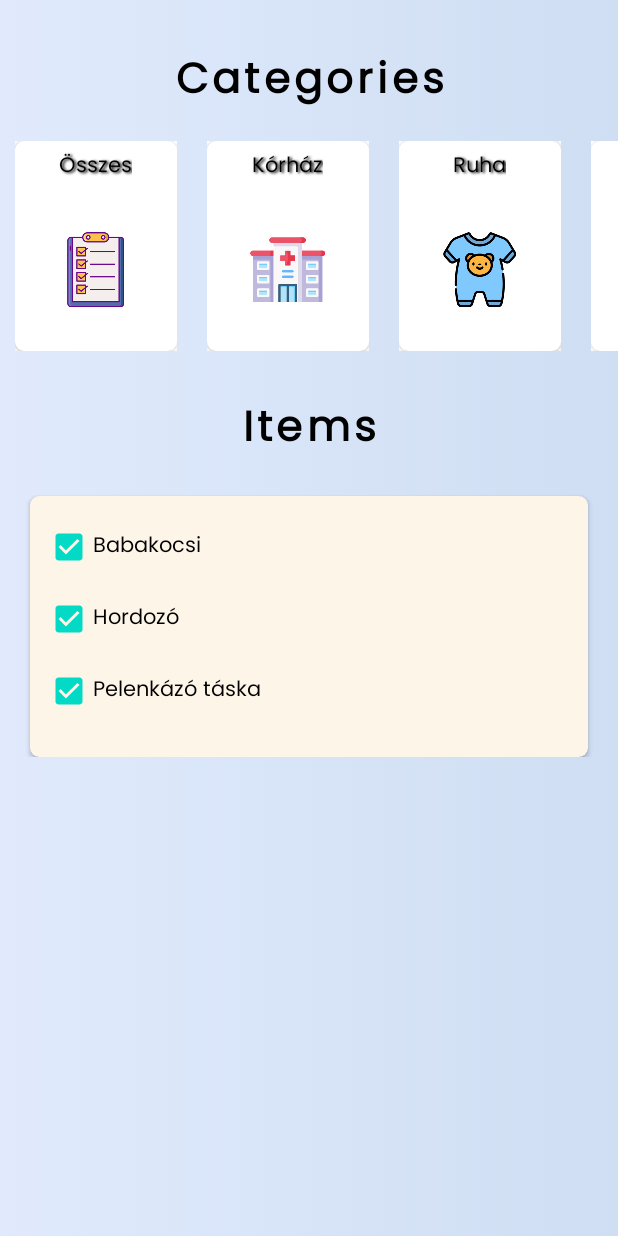
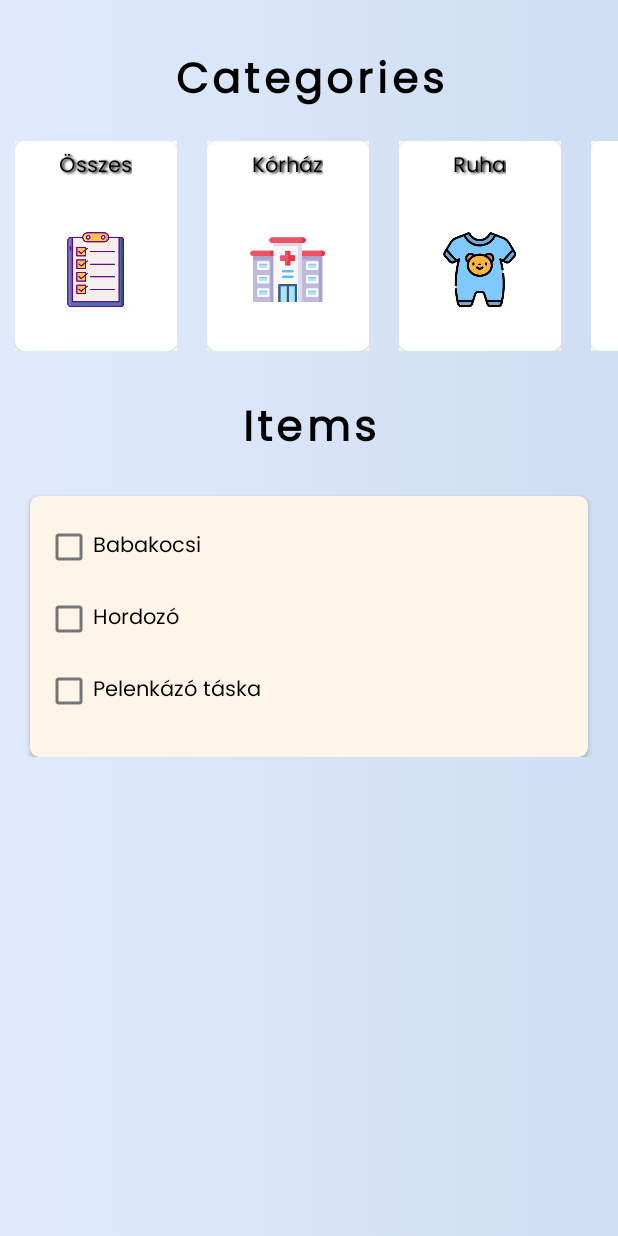
Before and after one commit to kaprinyakdev/Layette, an Android app: the screen it shows after launch (MainActivity), after a tap on "Utazás", on a phone screen of 412 x 824 dp. Run offline under Robolectric (Android 15) with nearby library versions, the phone set to English and light mode, and no system bars; 3 other taps on this screen came first.

Commit message:
update + categories

```diff
--- a/app/src/main/java/com/example/layette/Adapter/ItemListAdapter.java
+++ b/app/src/main/java/com/example/layette/Adapter/ItemListAdapter.java
@@ -49,10 +49,14 @@ public class ItemListAdapter extends RecyclerView.Adapter<ItemListAdapter.ItemLi
     @Override
     public void onBindViewHolder(@NonNull ItemListAdapter.ItemListHolder holder, int position) {
 
-        Log.i("qwe","qwe");
         ListItem listItem = listItemList.get(position);
-        //ListItem listItem1 = databaseHelper.getItem(listItem.getItemId());
-        holder.itemChecked.setChecked(!listItem.isItemChecked());
+        ListItem listItem2 = databaseHelper.getItem(listItem.getItemId());
+
+        Log.i("code",String.valueOf(holder.itemChecked.isChecked()));
+        //Log.i("db",String.valueOf(listItem2.isItemChecked()));
+
+        holder.itemChecked.setChecked(listItem.isItemChecked());
+
         holder.itemChecked.setText(listItem.getItemName());
 
         holder.itemChecked.setOnClickListener(view -> {
--- a/app/src/main/java/com/example/layette/MainActivity.java
+++ b/app/src/main/java/com/example/layette/MainActivity.java
@@ -13,6 +13,8 @@ import com.example.layette.Model.DefaultCategoryItemList;
 import com.example.layette.Model.DefaultItemList;
 import com.example.layette.Model.ListItem;
 import java.util.ArrayList;
+import java.util.Collections;
+import java.util.Comparator;
 import java.util.List;
 
 public class MainActivity extends AppCompatActivity {
@@ -22,7 +24,7 @@ public class MainActivity extends AppCompatActivity {
     LinearLayoutManager layoutManager;
     LinearLayoutManager layoutManager2;
     DatabaseHelper databaseHelper;
-    List<ListItem> adapter_sum, adapter_travel;
+    List<ListItem> listitem_travel, listitem_hospital, listitem_clothes;
 
 
     @Override
@@ -31,6 +33,8 @@ public class MainActivity extends AppCompatActivity {
         setContentView(R.layout.activity_main);
 
         databaseHelper = DatabaseHelper.getInstance(this);
+        //databaseHelper.addDefaultCategoryItems();
+        //databaseHelper.addDefaultItems();
 
         // KATEGÓRIA
             categoryItems = findViewById(R.id.category_list);
@@ -57,22 +61,79 @@ public class MainActivity extends AppCompatActivity {
         List<ListItem> defaultListItem = databaseHelper.getDefaultItems();
 
 
-        adapter_sum = new ArrayList<>();
-        adapter_travel = new ArrayList<>();
+        listitem_travel = new ArrayList<>();
+        listitem_hospital = new ArrayList<>();
+        listitem_clothes = new ArrayList<>();
 
         for (int i=0; i<defaultListItem.size(); i++){
             ListItem listItem = defaultListItem.get(i);
-            if (listItem.getCategoryName().equals("SUM")){
-                adapter_sum.add(listItem);
+            switch (listItem.getCategoryName()){
+                case "TRAVEL":
+                    listitem_travel.add(listItem);
+                    break;
+                case "HOSPITAL":
+                    listitem_hospital.add(listItem);
+                    break;
+                case "CLOTHES":
+                    listitem_clothes.add(listItem);
+                    break;
             }
-            if (listItem.getCategoryName().equals("TRAVEL")){
-                adapter_travel.add(listItem);
-            }
+
         }
 
-        //ItemListAdapter itemAdapter_sum = new ItemListAdapter(adapter_sum, null);
-        ItemListAdapter itemAdapter_travel = new ItemListAdapter(adapter_travel, null);
+        CategoryListAdapter categoryListAdapter = new CategoryListAdapter(categoryItemList, this);
 
+        categoryListAdapter.setOnItemClickListener(new CategoryListAdapter.OnItemClickListener() {
+
+            @Override
+            public void onItemClick(int position) {
+                //categoryItemList.get(position);
+
+                if (categoryItemList.get(position).getCategoryName().equals("Kórház")) {
+                    ItemListAdapter itemAdapter_hospital = new ItemListAdapter(listitem_hospital,null);
+                    listItems.setAdapter(itemAdapter_hospital);
+
+                } else if (categoryItemList.get(position).getCategoryName().equals("Utazás")){
+                    ItemListAdapter itemAdapter_travel = new ItemListAdapter(listitem_travel, null);
+                    /*itemAdapter_travel.setOnItemClickListener(new ItemListAdapter.OnItemClickListener() {
+                          @Override
+                          public void onItemClick(int position) {
+                              boolean isChecked = listitem_travel.get(position).isItemChecked();
+                              databaseHelper.updateItem(listitem_travel.get(position).getItemId(), isChecked);
+                              itemAdapter_travel.notifyDataSetChanged();
+                              Log.i("qwe", "qwe");
+                          }
+                      });*/
+                    listItems.setAdapter(itemAdapter_travel);
+
+                    /*List<ListItem> defaultListItem = databaseHelper.getDefaultItems();
+                    listitem_travel = new ArrayList<>();
+
+                    for (int i=0; i<defaultListItem.size(); i++){
+                        ListItem listItem = defaultListItem.get(i);
+                        if (listItem.getCategoryName().equals("TRAVEL")){
+                            listitem_travel.add(listItem);
+                        }
+                    }*/
+                } else if (categoryItemList.get(position).getCategoryName().equals("Ruha")){
+                    ItemListAdapter itemAdapter_clothes = new ItemListAdapter(listitem_clothes, null);
+                    listItems.setAdapter(itemAdapter_clothes);
+                }
+            }
+        });
+
+        categoryItems.setAdapter(categoryListAdapter);
+
+
+
+
+
+
+
+
+
+
+        //ItemListAdapter itemAdapter_travel = new ItemListAdapter(listitem_travel, null);
         /*itemAdapter_travel.setOnItemClickListener(new ItemListAdapter.OnItemClickListener() {
             @Override
             public void onItemClick(int position) {
@@ -96,43 +157,7 @@ public class MainActivity extends AppCompatActivity {
 
         });
 
-        CategoryListAdapter categoryListAdapter = new CategoryListAdapter(categoryItemList, this);
 
-        categoryListAdapter.setOnItemClickListener(new CategoryListAdapter.OnItemClickListener() {
-
-            @Override
-            public void onItemClick(int position) {
-                categoryItemList.get(position);
-
-
-                if (categoryItemList.get(position).getCategoryName().equals("Összes")) {
-
-                    listItems.setAdapter(itemListAdapter3);
-
-                } else if (categoryItemList.get(position).getCategoryName().equals("Utazás")){
-                    List<ListItem> defaultListItem = databaseHelper.getDefaultItems();
-                    adapter_travel = new ArrayList<>();
-
-                    for (int i=0; i<defaultListItem.size(); i++){
-                        ListItem listItem = defaultListItem.get(i);
-                        if (listItem.getCategoryName().equals("TRAVEL")){
-                            adapter_travel.add(listItem);
-                        }
-                    }
-                    ItemListAdapter itemAdapter_travel = new ItemListAdapter(adapter_travel, null);
-                    listItems.setAdapter(itemAdapter_travel);
-                }
-
-
-
-                //categoryItemList.add(new CategoryItem(6,"Kórház",R.mipmap.icon_hospital_foreground));
-                //categoryItemList.add(new CategoryItem(7,"Ruha",R.mipmap.icon_babyclothes_foreground));
-                //categoryListAdapter.notifyItemChanged(position);
-            }
-        });
-
-        categoryItems.setAdapter(categoryListAdapter);
-        //listItems.setAdapter(itemAdapter_travel);
 
 
 
--- a/app/src/main/java/com/example/layette/Model/DefaultItemList.java
+++ b/app/src/main/java/com/example/layette/Model/DefaultItemList.java
@@ -11,21 +11,17 @@ public class DefaultItemList {
 
     private DefaultItemList(){
         itemList = new ArrayList<>();
-        itemList.add(new ListItem(1,"test1",false,true,"SUM"));
-        itemList.add(new ListItem(2,"test2",false,true,"SUM"));
-        itemList.add(new ListItem(3,"test3",false,true,"SUM"));
-        itemList.add(new ListItem(4,"test4",false,true,"SUM"));
-        itemList.add(new ListItem(5,"test5",false,true,"SUM"));
-        itemList.add(new ListItem(6,"test6",false,true,"SUM"));
-        itemList.add(new ListItem(7,"test7",false,true,"SUM"));
-        itemList.add(new ListItem(8,"test8",false,true,"SUM"));
-        itemList.add(new ListItem(9,"test9",false,true,"SUM"));
 
-        // UTAZÁS
+        // TRAVEL
             itemList.add(new ListItem(1,"Babakocsi",false,true,"TRAVEL"));
             itemList.add(new ListItem(2,"Hordozó",false,true,"TRAVEL"));
             itemList.add(new ListItem(3,"Pelenkázó táska",false,true,"TRAVEL"));
-        //
+
+        // CLOTHES
+            itemList.add(new ListItem(4,"Body",false,true,"CLOTHES"));
+
+        // HOSPITAL
+            itemList.add(new ListItem(5,"Táska",false,true,"HOSPITAL"));
 
 
     }
```
Also changed, not shown: app/src/main/java/com/example/layette/Database/DatabaseHelper.java (+33 -1 lines).
